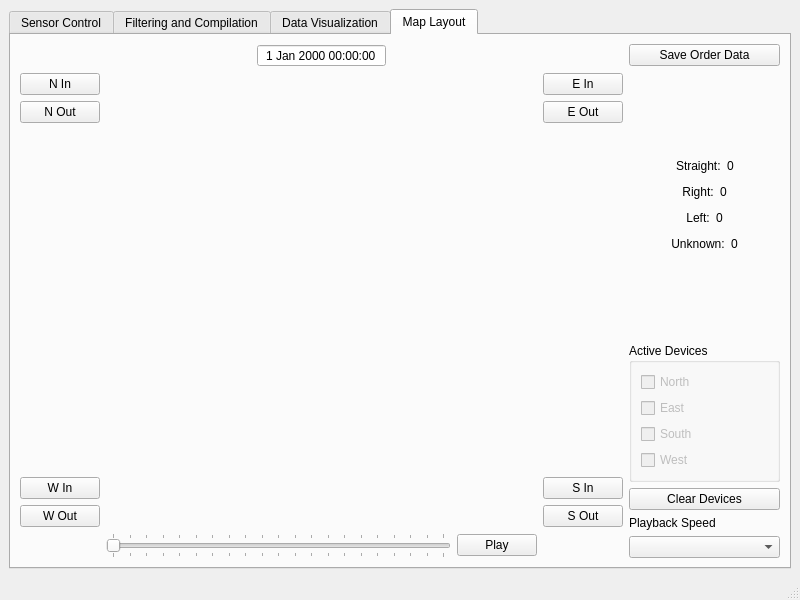
Qt form rcdsWindow.ui (CapstoneFlows/rcds-python) before a commit.
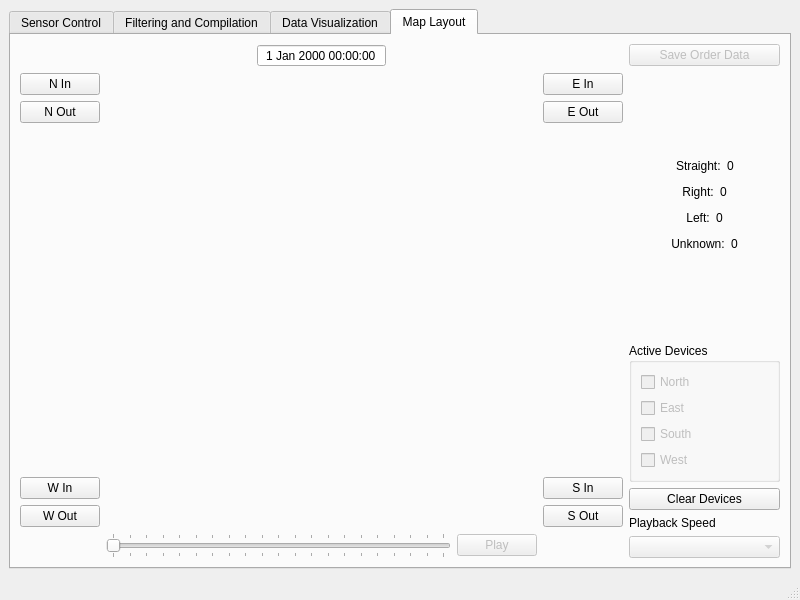
The same form after that commit. The open tabs and pages were chosen to show the change. Icons and pictures are not drawn. Custom widgets are drawn as their Qt base class.

Commit message: Set buttons disabled by default

```diff
--- a/rcdsWindow.ui
+++ b/rcdsWindow.ui
@@ -667,6 +667,9 @@
                 </item>
                 <item>
                  <widget class="QPushButton" name="PlayPauseButton">
+                  <property name="enabled">
+                   <bool>false</bool>
+                  </property>
                   <property name="text">
                    <string>Play</string>
                   </property>
@@ -836,6 +839,9 @@
              <layout class="QVBoxLayout" name="verticalLayout_10">
               <item>
                <widget class="QPushButton" name="MapSaveButton">
+                <property name="enabled">
+                 <bool>false</bool>
+                </property>
                 <property name="text">
                  <string>Save Order Data</string>
                 </property>
@@ -1146,7 +1152,11 @@
                </widget>
               </item>
               <item>
-               <widget class="QComboBox" name="PlaybackComboBox"/>
+               <widget class="QComboBox" name="PlaybackComboBox">
+                <property name="enabled">
+                 <bool>false</bool>
+                </property>
+               </widget>
               </item>
              </layout>
             </item>
```
The commit also changes 1 other file.
